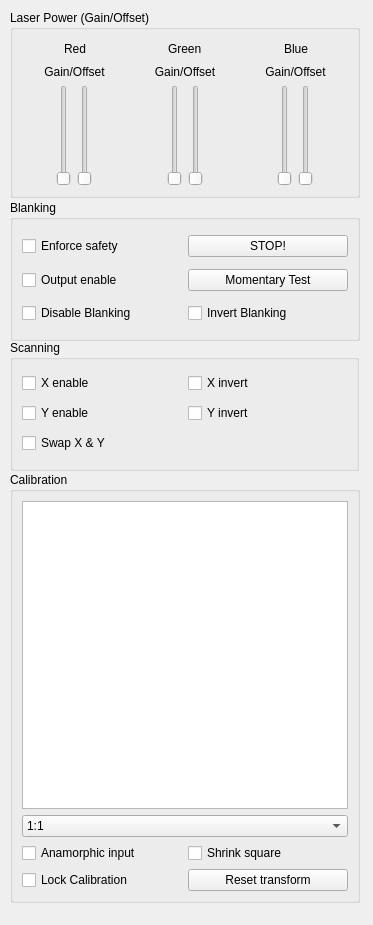
Qt form lux/panels/OutputPanel.ui (broxtronix/Fiat-Lux) before a commit.
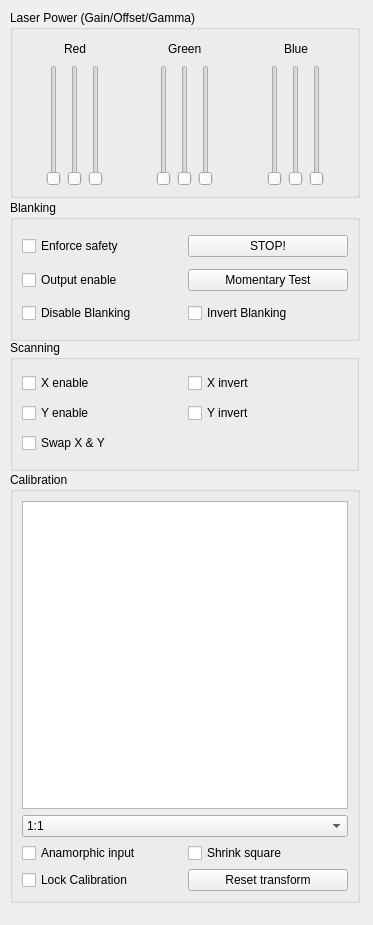
The same form after that commit.

Commit message: Increased buffer size for simulator to eliminate sim flicker.  Added gamma correction to the output engine so that colors can be more carefully tuned.

The edit to the form file:
```diff
--- a/lux/panels/OutputPanel.ui
+++ b/lux/panels/OutputPanel.ui
@@ -405,7 +405,7 @@
     </size>
    </property>
    <property name="title">
-    <string>Laser Power (Gain/Offset)</string>
+    <string>Laser Power (Gain/Offset/Gamma)</string>
    </property>
    <layout class="QHBoxLayout" name="horizontalLayout_13">
     <item>
@@ -447,21 +447,6 @@
         </item>
        </layout>
       </item>
-      <item>
-       <widget class="QLabel" name="redAdjustmentLabel">
-        <property name="font">
-         <font>
-          <pointsize>9</pointsize>
-         </font>
-        </property>
-        <property name="text">
-         <string>Gain/Offset</string>
-        </property>
-        <property name="alignment">
-         <set>Qt::AlignCenter</set>
-        </property>
-       </widget>
-      </item>
       <item>
        <layout class="QHBoxLayout" name="horizontalLayout_3">
         <item>
@@ -518,6 +503,22 @@
           </property>
          </widget>
         </item>
+        <item>
+         <widget class="QSlider" name="redGammaSlider">
+          <property name="sizePolicy">
+           <sizepolicy hsizetype="Preferred" vsizetype="Expanding">
+            <horstretch>0</horstretch>
+            <verstretch>0</verstretch>
+           </sizepolicy>
+          </property>
+          <property name="maximum">
+           <number>100</number>
+          </property>
+          <property name="orientation">
+           <enum>Qt::Vertical</enum>
+          </property>
+         </widget>
+        </item>
         <item>
          <spacer name="horizontalSpacer_2">
           <property name="sizePolicy">
@@ -580,21 +581,6 @@
         </item>
        </layout>
       </item>
-      <item>
-       <widget class="QLabel" name="greenAdjustmentLabel">
-        <property name="font">
-         <font>
-          <pointsize>9</pointsize>
-         </font>
-        </property>
-        <property name="text">
-         <string>Gain/Offset</string>
-        </property>
-        <property name="alignment">
-         <set>Qt::AlignCenter</set>
-        </property>
-       </widget>
-      </item>
       <item>
        <layout class="QHBoxLayout" name="horizontalLayout_6">
         <item>
@@ -648,6 +634,22 @@
           </property>
          </widget>
         </item>
+        <item>
+         <widget class="QSlider" name="greenGammaSlider">
+          <property name="sizePolicy">
+           <sizepolicy hsizetype="Preferred" vsizetype="Expanding">
+            <horstretch>0</horstretch>
+            <verstretch>0</verstretch>
+           </sizepolicy>
+          </property>
+          <property name="maximum">
+           <number>100</number>
+          </property>
+          <property name="orientation">
+           <enum>Qt::Vertical</enum>
+          </property>
+         </widget>
+        </item>
         <item>
          <spacer name="horizontalSpacer_12">
           <property name="sizePolicy">
@@ -713,21 +715,6 @@
         </item>
        </layout>
       </item>
-      <item>
-       <widget class="QLabel" name="blueAdjustmentLabel">
-        <property name="font">
-         <font>
-          <pointsize>9</pointsize>
-         </font>
-        </property>
-        <property name="text">
-         <string>Gain/Offset</string>
-        </property>
-        <property name="alignment">
-         <set>Qt::AlignCenter</set>
-        </property>
-       </widget>
-      </item>
       <item>
        <layout class="QHBoxLayout" name="horizontalLayout_12">
         <item>
@@ -781,6 +768,22 @@
           </property>
          </widget>
         </item>
+        <item>
+         <widget class="QSlider" name="blueGammaSlider">
+          <property name="sizePolicy">
+           <sizepolicy hsizetype="Preferred" vsizetype="Expanding">
+            <horstretch>0</horstretch>
+            <verstretch>0</verstretch>
+           </sizepolicy>
+          </property>
+          <property name="maximum">
+           <number>100</number>
+          </property>
+          <property name="orientation">
+           <enum>Qt::Vertical</enum>
+          </property>
+         </widget>
+        </item>
         <item>
          <spacer name="horizontalSpacer_24">
           <property name="sizePolicy">
```
The commit also changes 11 other files.
